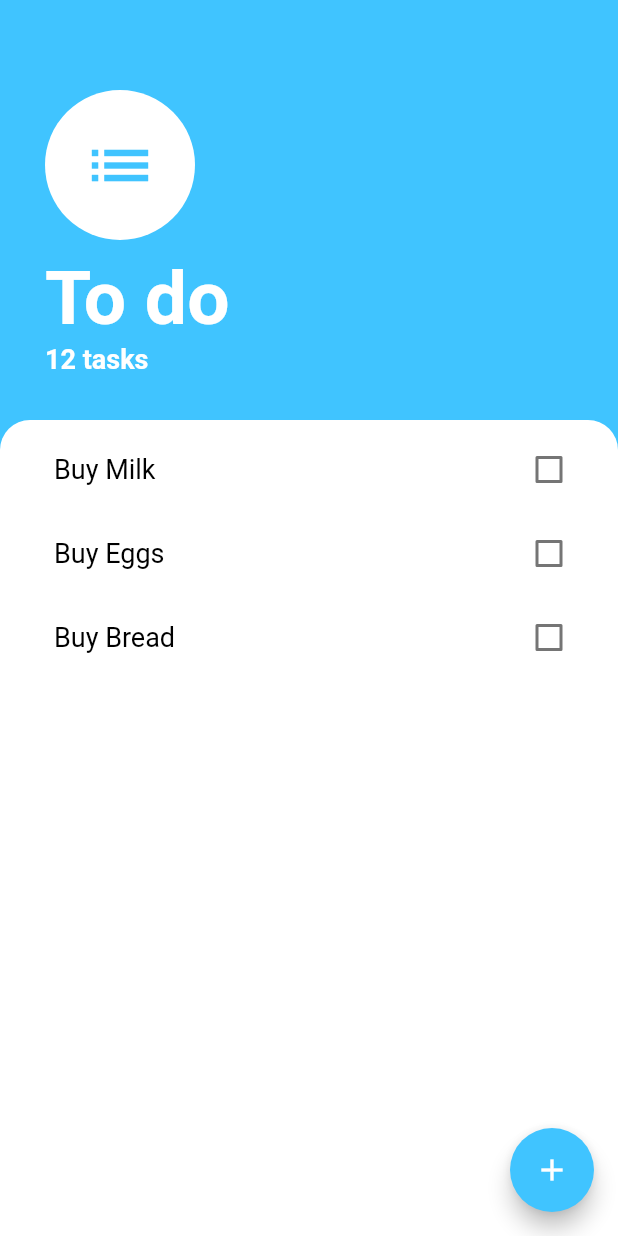
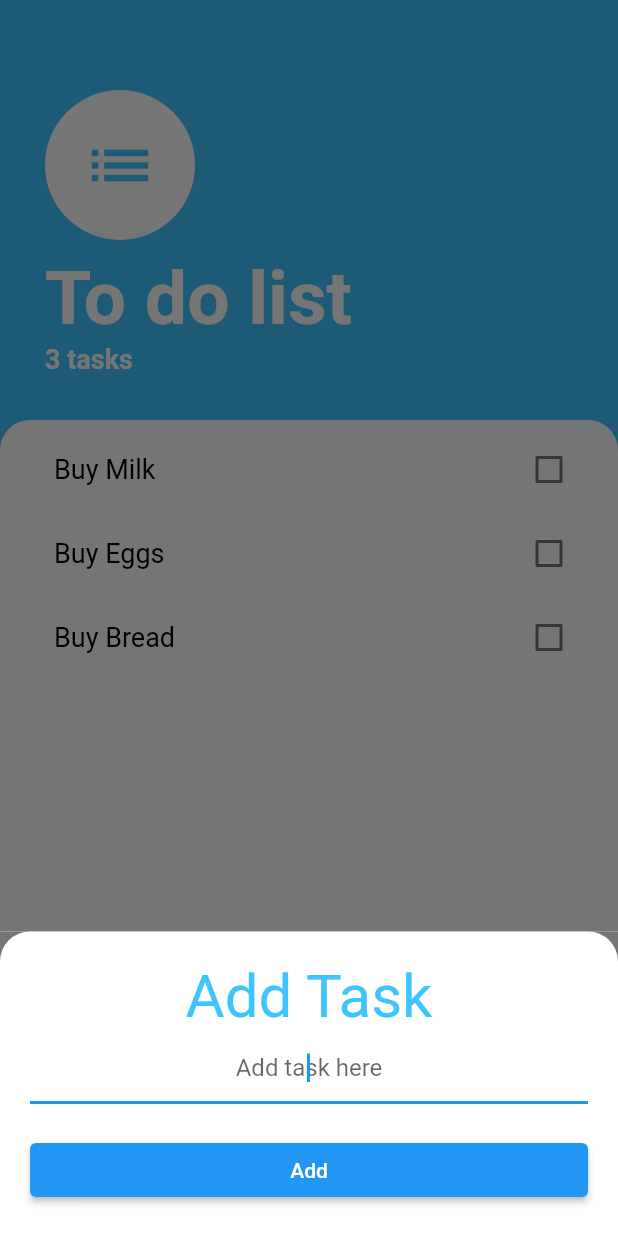
Before and after one commit to szamotine/ToDoList_flutter, a Flutter app: the screen it shows after launch, after a tap on the "add" icon, on a phone screen of 412 x 824 dp. Run offline on Flutter 3.47's test engine with Material 2 defaults, Android fonts, the phone set to English and light mode, and no system bars.

Commit message:
Added add_task_screen.dart modal bottom sheet, wrapped it in SingleChildScrollView to enable it to reposition above the keyboard

```diff
--- a/lib/components/constants.dart
+++ b/lib/components/constants.dart
@@ -22,3 +22,8 @@ const kTaskListStrikeThroughTextStyle = TextStyle(
   color: Colors.black,
   decoration: TextDecoration.lineThrough,
 );
+
+const kTaskListAddTaskTextStyle = TextStyle(
+  fontSize: 40,
+  color: Colors.lightBlueAccent,
+);
--- a/lib/custom_widgets/task_list.dart
+++ b/lib/custom_widgets/task_list.dart
@@ -20,7 +20,7 @@ class _TaskListState extends State<TaskList> {
   Widget build(BuildContext context) {
     return ListView.builder(
         itemCount: widget.toDoList.length,
-        itemBuilder: (Buildcontext, int index) {
+        itemBuilder: (BuildContext buildContext, int index) {
           return CheckboxListTile(
             title: Text(
               widget.toDoList[index],
@@ -30,7 +30,6 @@ class _TaskListState extends State<TaskList> {
             onChanged: (bool? value) {
               if (value != null) {
                 setState(() {
-                  print('Changing value to $value');
                   widget.list[widget.toDoList[index]] = value;
                 });
               }
--- /dev/null
+++ b/lib/screens/add_task_screen.dart
@@ -0,0 +1,55 @@
+import 'package:flutter/material.dart';
+
+import '../components/constants.dart';
+
+class AddTaskScreen extends StatelessWidget {
+  const AddTaskScreen({super.key});
+
+  @override
+  Widget build(BuildContext context) {
+    return Container(
+      // height: 400,
+      color: Color(0xff757575),
+      child: Container(
+        padding: EdgeInsets.all(20),
+        // height: 200,
+        decoration: BoxDecoration(
+          color: Colors.white,
+          borderRadius: BorderRadius.vertical(
+            top: Radius.circular(20),
+          ),
+        ),
+        child: Column(
+          crossAxisAlignment: CrossAxisAlignment.stretch,
+          children: [
+            Text(
+              'Add Task',
+              style: kTaskListAddTaskTextStyle,
+              textAlign: TextAlign.center,
+            ),
+            TextField(
+              autofocus: true,
+              textAlign: TextAlign.center,
+              decoration: InputDecoration(
+                hintText: 'Add task here',
+                enabledBorder: UnderlineInputBorder(
+                  borderSide: BorderSide(
+                    color: Colors.lightBlueAccent,
+                    width: 4,
+                  ),
+                ),
+              ),
+            ),
+            SizedBox(
+              height: 20,
+            ),
+            ElevatedButton(
+              onPressed: () {},
+              child: Text('Add'),
+            ),
+          ],
+        ),
+      ),
+    );
+  }
+}
--- a/lib/screens/task_screen.dart
+++ b/lib/screens/task_screen.dart
@@ -1,4 +1,5 @@
 import 'package:flutter/material.dart';
+import 'package:to_do_list/screens/add_task_screen.dart';
 
 import '../components/constants.dart';
 import '../custom_widgets/task_list.dart';
@@ -18,7 +19,18 @@ class TaskScreen extends StatelessWidget {
   Widget build(BuildContext context) {
     return Scaffold(
       floatingActionButton: FloatingActionButton(
-        onPressed: () {},
+        onPressed: () {
+          showModalBottomSheet(
+            isScrollControlled: true,
+            context: context,
+            builder: (context) => SingleChildScrollView(
+              child: Container(
+                padding: EdgeInsets.only(bottom: MediaQuery.of(context).viewInsets.bottom),
+                child: AddTaskScreen(),
+              ),
+            ),
+          );
+        },
         backgroundColor: Colors.lightBlueAccent,
         child: Icon(Icons.add),
       ),
@@ -45,11 +57,11 @@ class TaskScreen extends StatelessWidget {
                     height: 10,
                   ),
                   Text(
-                    'To do',
+                    'To do list',
                     style: kToDoTitleTextStyle,
                   ),
                   Text(
-                    '12 tasks',
+                    '${toDoList.length} tasks',
                     style: kToDoSubTitleTextStyle,
                   ),
                 ],
```
